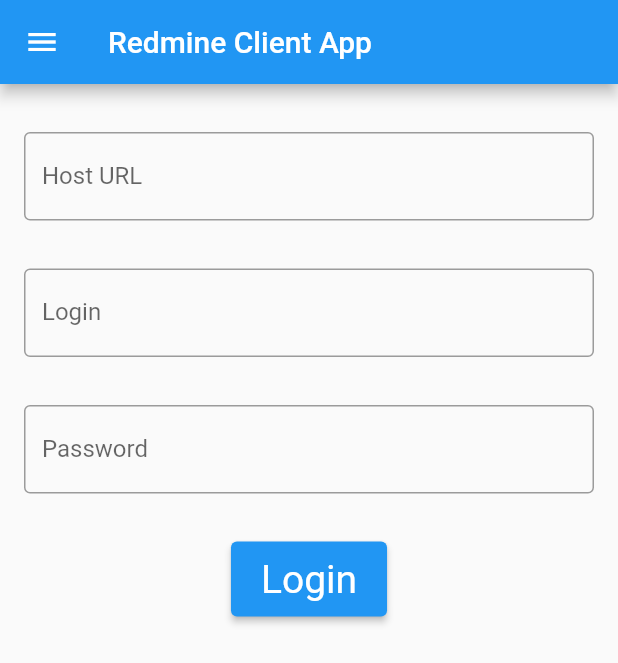
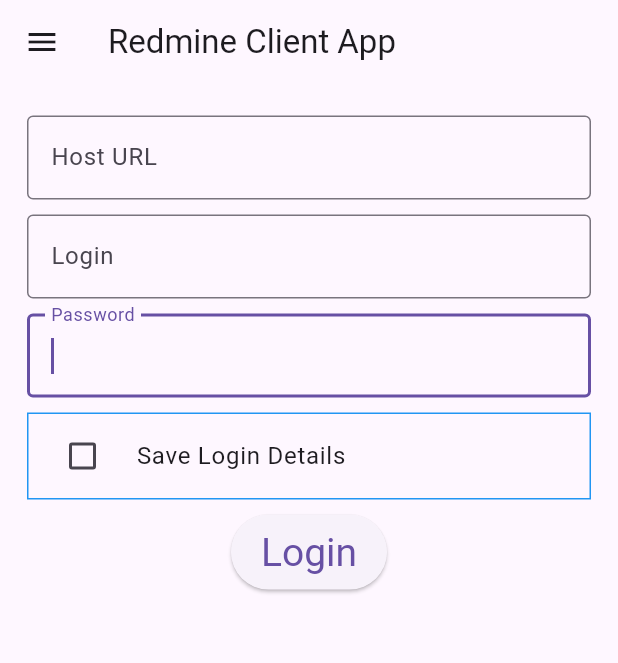
Before and after one commit to Yukonz/RedmineClientFlutter, a Flutter app: the screen it shows after launch, on a phone screen of 412 x 824 dp. Shown: the top 663 px of the screen. Run offline on Flutter 3.47's test engine with Material 2 defaults, Android fonts, the phone set to English and light mode, and no system bars; our stand-ins replace loading_animation_widget, shared_preferences.

Commit message:
Save entered credentials to the local storage

```diff
--- a/lib/main.dart
+++ b/lib/main.dart
@@ -1,5 +1,7 @@
 import 'package:flutter/material.dart';
+import 'package:provider/provider.dart';
 import 'package:loading_animation_widget/loading_animation_widget.dart';
+import 'package:shared_preferences/shared_preferences.dart';
 
 void main() {
   runApp(const RedmineClient());
@@ -8,14 +10,101 @@ void main() {
 class RedmineClient extends StatelessWidget {
   const RedmineClient({super.key});
 
-  static const appTitle = 'Redmine Client App';
-
   @override
   Widget build(BuildContext context) {
-    return const MaterialApp(
-      title: appTitle,
-      home: MainPage(title: appTitle),
+    return ChangeNotifierProvider(
+      create: (context) => RedmineClientState(),
+      child: MaterialApp(
+        title: 'Redmine Client App',
+        theme: ThemeData(
+          useMaterial3: true,
+        ),
+        home: const MainPage(title: 'Redmine Client App'),
+      ),
     );
+  }
+}
+
+class RedmineClientState extends ChangeNotifier {
+  bool isLoggedIn = false;
+  bool loadingProcess = false;
+  bool? saveLoginDetails = false;
+
+  String hostURL = '';
+  String userLogin = '';
+  String userPassword = '';
+
+  TextEditingController urlController = TextEditingController();
+  TextEditingController loginController = TextEditingController();
+  TextEditingController passwordController = TextEditingController();
+
+  RedmineClientState() {
+    autoLogIn();
+  }
+
+  void autoLogIn() async {
+    final SharedPreferences prefs = await SharedPreferences.getInstance();
+    final String? savedHostURL = prefs.getString('host_url');
+    final String? savedUserLogin = prefs.getString('user_login');
+    final String? savedUserPassword = prefs.getString('user_password');
+
+    if (savedHostURL != null && savedUserLogin != null && savedUserPassword != null) {
+      isLoggedIn = true;
+      hostURL = savedHostURL;
+      userLogin = savedUserLogin;
+      userPassword = savedUserPassword;
+
+      urlController.text = savedHostURL;
+      loginController.text = savedUserLogin;
+      passwordController.text = savedUserPassword;
+
+      notifyListeners();
+
+      return;
+    }
+  }
+
+  void setSaveLoginOption(bool? saveLogin) async {
+    saveLoginDetails = saveLogin;
+    notifyListeners();
+  }
+
+  void toggleLoading()
+  {
+    loadingProcess = !loadingProcess;
+    notifyListeners();
+  }
+
+  Future<void> logout() async {
+    final SharedPreferences prefs = await SharedPreferences.getInstance();
+    prefs.setString('user_password', "");
+    userPassword = '';
+    isLoggedIn = false;
+
+    notifyListeners();
+  }
+
+  Future<void> loginUser() async {
+    final SharedPreferences prefs = await SharedPreferences.getInstance();
+
+    toggleLoading();
+
+    if (saveLoginDetails == true) {
+      prefs.setString('host_url', urlController.text);
+      prefs.setString('user_login', loginController.text);
+      prefs.setString('user_password', passwordController.text);
+    }
+
+    hostURL = urlController.text;
+    userLogin = loginController.text;
+    userPassword = passwordController.text;
+    isLoggedIn = true;
+
+    notifyListeners();
+
+    Future.delayed(const Duration(milliseconds: 2000), () {
+      toggleLoading();
+    });
   }
 }
 
@@ -31,8 +120,6 @@ class MainPage extends StatefulWidget {
 class _MainPageState extends State<MainPage> {
   int _selectedIndex = 0;
 
-  static const TextStyle optionStyle = TextStyle(fontSize: 30, fontWeight: FontWeight.bold);
-
   void _onItemTapped(int index) {
     setState(() {
       _selectedIndex = index;
@@ -42,6 +129,10 @@ class _MainPageState extends State<MainPage> {
   @override
   Widget build(BuildContext context) {
     StatefulWidget currentPage;
+
+    var appState = context.watch<RedmineClientState>();
+
+    bool loadingProcess = appState.loadingProcess;
 
     switch (_selectedIndex) {
       case 0:
@@ -90,6 +181,17 @@ class _MainPageState extends State<MainPage> {
       return list;
     }
 
+    if (loadingProcess) {
+      return Scaffold(
+        backgroundColor: Colors.amberAccent,
+        body: Center(
+          child: LoadingAnimationWidget.inkDrop(
+            color: Colors.white,
+            size: 75,
+          ),
+        ),
+      );
+    } else {
       return Scaffold(
         appBar: AppBar(title: Text(widget.title)),
         body: Center(
@@ -102,6 +204,7 @@ class _MainPageState extends State<MainPage> {
           ),
         ),
       );
+    }
   }
 }
 
@@ -148,13 +251,20 @@ class _AboutPageState extends State<AboutPage> {
 
   @override
   Widget build(BuildContext context) {
-    return Scaffold(
-      backgroundColor: Colors.amberAccent,
-      body: Center(
-        child: LoadingAnimationWidget.inkDrop(
-          color: Colors.white,
-          size: 75,
+    return const Center(
+      child: Column(
+        mainAxisAlignment: MainAxisAlignment.center,
+        children: [
+          Row(
+            mainAxisSize: MainAxisSize.min,
+            children: [
+              Text(
+                'About this application',
+                style: optionStyle,
               ),
+            ],
+          ),
+        ],
       ),
     );
   }
@@ -169,33 +279,22 @@ class AccountPage extends StatefulWidget {
 
 class _AccountPageState extends State<AccountPage> {
   final _formKey = GlobalKey<FormState>();
-  bool _loginInProcess = false;
-
-  TextEditingController urlController = TextEditingController();
-  TextEditingController loginController = TextEditingController();
-  TextEditingController passwordController = TextEditingController();
-
   final ButtonStyle loginBtnStyle =
   ElevatedButton.styleFrom(
       textStyle: const TextStyle(fontSize: 26),
       padding: const EdgeInsets.fromLTRB(20, 10, 20, 10)
   );
 
-  Widget loadingAnimation()
-  {
-    return Scaffold(
-      backgroundColor: Colors.amberAccent,
-      body: Center(
-        child: LoadingAnimationWidget.inkDrop(
-          color: Colors.white,
-          size: 70,
-        ),
-      ),
-    );
-  }
-
   Widget loginForm()
   {
+    var appState = context.watch<RedmineClientState>();
+
+    bool? saveLoginDetails = appState.saveLoginDetails;
+
+    TextEditingController urlController = appState.urlController;
+    TextEditingController loginController = appState.loginController;
+    TextEditingController passwordController = appState.passwordController;
+
     return Scaffold(
       body: Form(
         key: _formKey,
@@ -206,11 +305,13 @@ class _AccountPageState extends State<AccountPage> {
             children: [
               Padding(
                 padding:
-                const EdgeInsets.symmetric(horizontal: 8, vertical: 16),
+                const EdgeInsets.symmetric(horizontal: 10, vertical: 5),
                 child: TextFormField(
                   controller: urlController,
                   decoration: const InputDecoration(
-                      border: OutlineInputBorder(), labelText: "Host URL"),
+                      border: OutlineInputBorder(),
+                      labelText: "Host URL"
+                  ),
                   validator: (value) {
                     if (value == null || value.isEmpty) {
                       return 'Please enter host URL';
@@ -221,11 +322,13 @@ class _AccountPageState extends State<AccountPage> {
               ),
               Padding(
                 padding:
-                const EdgeInsets.symmetric(horizontal: 8, vertical: 16),
+                const EdgeInsets.symmetric(horizontal: 10, vertical: 5),
                 child: TextFormField(
                   controller: loginController,
                   decoration: const InputDecoration(
-                      border: OutlineInputBorder(), labelText: "Login"),
+                      border: OutlineInputBorder(),
+                      labelText: "Login"
+                  ),
                   validator: (value) {
                     if (value == null || value.isEmpty) {
                       return 'Please enter your Login';
@@ -236,12 +339,15 @@ class _AccountPageState extends State<AccountPage> {
               ),
               Padding(
                 padding:
-                const EdgeInsets.symmetric(horizontal: 8, vertical: 16),
+                const EdgeInsets.symmetric(horizontal: 10, vertical: 5),
                 child: TextFormField(
+                  autofocus: true,
                   controller: passwordController,
                   obscureText: true,
                   decoration: const InputDecoration(
-                      border: OutlineInputBorder(), labelText: "Password"),
+                      border: OutlineInputBorder(),
+                      labelText: "Password"
+                  ),
                   validator: (value) {
                     if (value == null || value.isEmpty) {
                       return 'Please enter your Password';
@@ -250,16 +356,33 @@ class _AccountPageState extends State<AccountPage> {
                   },
                 ),
               ),
+
               Padding(
                 padding:
-                const EdgeInsets.symmetric(horizontal: 8, vertical: 16.0),
+                const EdgeInsets.symmetric(horizontal: 10, vertical: 5),
+                child: Container(
+                  decoration: BoxDecoration(
+                    border: Border.all(color: Colors.blue),
+                  ),
+                  child:
+                    CheckboxListTile(
+                      title: const Text('Save Login Details'),
+                      controlAffinity: ListTileControlAffinity.leading,
+                      value: saveLoginDetails,
+                      onChanged: (bool? newValue) {
+                        appState.setSaveLoginOption(newValue);
+                      },
+                    ),
+                )
+              ),
+              Padding(
+                padding:
+                const EdgeInsets.symmetric(horizontal: 10, vertical: 5),
                 child: Center(
                   child: ElevatedButton(
                     onPressed: () {
                       if (_formKey.currentState!.validate()) {
-                        setState(() {
-                          _loginInProcess = true;
-                        });
+                        appState.loginUser();
                       } else {
                         ScaffoldMessenger.of(context).showSnackBar(
                           const SnackBar(content: Text('Please fill input')),
@@ -280,14 +403,6 @@ class _AccountPageState extends State<AccountPage> {
 
   @override
   Widget build(BuildContext context) {
-    Widget currentAction;
-
-    if (_loginInProcess) {
-      currentAction = loadingAnimation();
-    } else {
-      currentAction = loginForm();
-    }
-
-    return currentAction;
+    return loginForm();
   }
 }
--- a/pubspec.yaml
+++ b/pubspec.yaml
@@ -35,7 +35,9 @@ dependencies:
   # The following adds the Cupertino Icons font to your application.
   # Use with the CupertinoIcons class for iOS style icons.
   cupertino_icons: ^1.0.2
-  loading_animation_widget: ^1.2.0
+  loading_animation_widget:
+  shared_preferences:
+  provider:
 
 dev_dependencies:
   flutter_test:
```
Also changed, not shown: pubspec.lock. Lines whose indentation alone changed are shown as unchanged.
